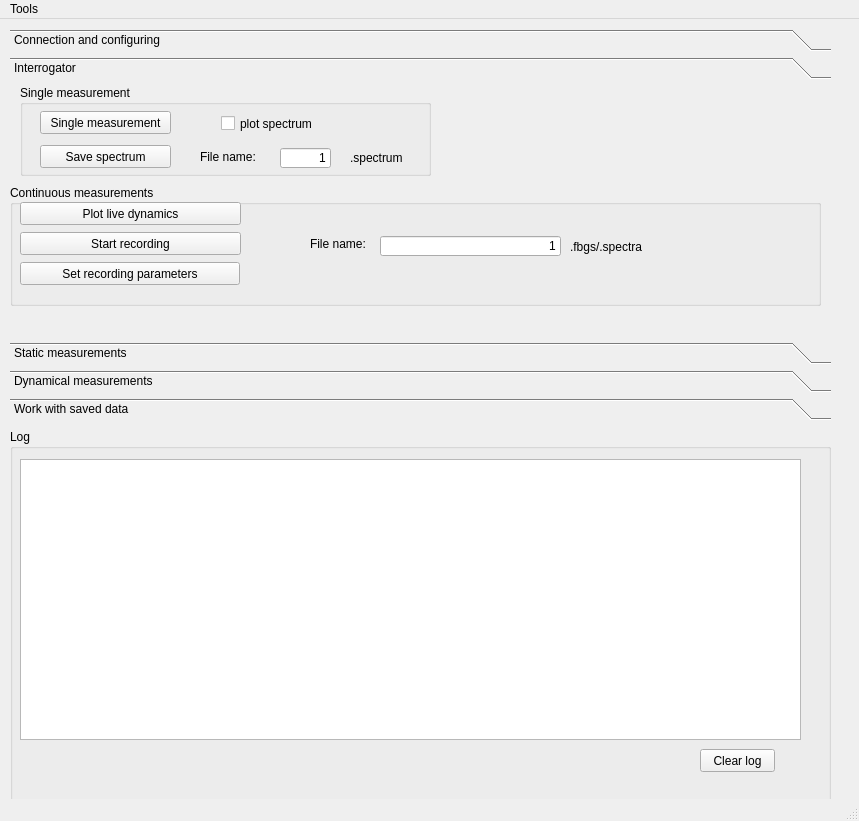
Above: UIs/mainwindow.ui from IlyaVatnik/WIMcontrol before the change. Below: the same form after it.
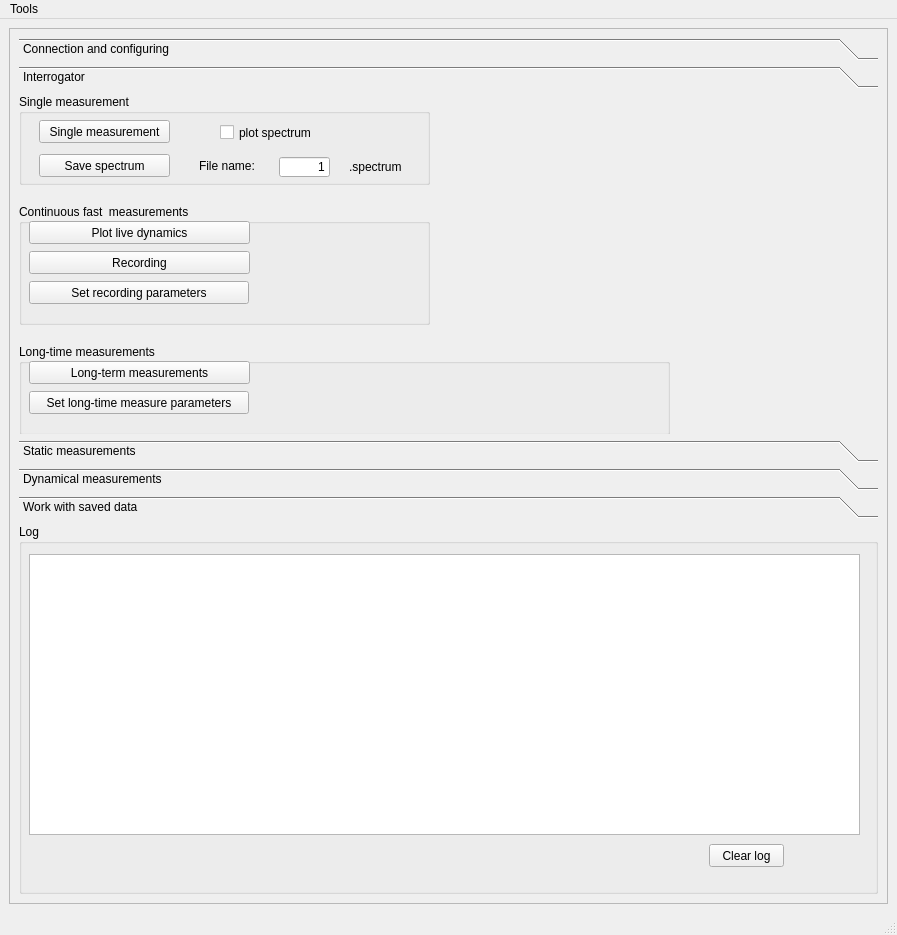
That is the form after the change. The open tabs and pages were chosen to show the change.

The edit to the form file:
```diff
--- a/UIs/mainwindow.ui
+++ b/UIs/mainwindow.ui
@@ -6,23 +6,32 @@
    <rect>
     <x>0</x>
     <y>0</y>
-    <width>859</width>
-    <height>821</height>
+    <width>897</width>
+    <height>935</height>
    </rect>
   </property>
   <property name="windowTitle">
    <string>WIM experiment control</string>
   </property>
   <widget class="QWidget" name="centralwidget">
+   <layout class="QGridLayout" name="gridLayout">
+    <item row="0" column="0">
+     <widget class="QScrollArea" name="scrollArea">
+      <property name="widgetResizable">
+       <bool>true</bool>
+      </property>
+      <widget class="QWidget" name="scrollAreaWidgetContents">
+       <property name="geometry">
+        <rect>
+         <x>0</x>
+         <y>0</y>
+         <width>877</width>
+         <height>874</height>
+        </rect>
+       </property>
+       <layout class="QVBoxLayout" name="verticalLayout">
+        <item>
    <widget class="QToolBox" name="toolBox">
-    <property name="geometry">
-     <rect>
-      <x>10</x>
-      <y>10</y>
-      <width>821</width>
-      <height>391</height>
-     </rect>
-    </property>
     <property name="currentIndex">
      <number>0</number>
     </property>
@@ -151,17 +160,114 @@
       <rect>
        <x>0</x>
        <y>0</y>
-       <width>821</width>
-       <height>236</height>
+             <width>859</width>
+             <height>345</height>
       </rect>
      </property>
      <attribute name="label">
       <string>Interrogator</string>
      </attribute>
+           <widget class="QGroupBox" name="groupBox_5">
+            <property name="geometry">
+             <rect>
+              <x>0</x>
+              <y>250</y>
+              <width>651</width>
+              <height>91</height>
+             </rect>
+            </property>
+            <property name="title">
+             <string>Long-time measurements</string>
+            </property>
+            <widget class="QPushButton" name="pushButton_set_long_term_measurements_params">
+             <property name="geometry">
+              <rect>
+               <x>10</x>
+               <y>47</y>
+               <width>220</width>
+               <height>23</height>
+              </rect>
+             </property>
+             <property name="text">
+              <string>Set long-time measure parameters</string>
+             </property>
+            </widget>
+            <widget class="QPushButton" name="pushButton_long_term_measurements">
+             <property name="geometry">
+              <rect>
+               <x>10</x>
+               <y>17</y>
+               <width>221</width>
+               <height>23</height>
+              </rect>
+             </property>
+             <property name="text">
+              <string>Long-term measurements</string>
+             </property>
+             <property name="checkable">
+              <bool>true</bool>
+             </property>
+            </widget>
+           </widget>
+           <widget class="QGroupBox" name="groupBox_4">
+            <property name="geometry">
+             <rect>
+              <x>0</x>
+              <y>110</y>
+              <width>411</width>
+              <height>121</height>
+             </rect>
+            </property>
+            <property name="title">
+             <string>Continuous fast  measurements</string>
+            </property>
+            <widget class="QPushButton" name="pushButton_plot_live_dynamics">
+             <property name="geometry">
+              <rect>
+               <x>10</x>
+               <y>17</y>
+               <width>221</width>
+               <height>23</height>
+              </rect>
+             </property>
+             <property name="text">
+              <string>Plot live dynamics</string>
+             </property>
+             <property name="checkable">
+              <bool>true</bool>
+             </property>
+            </widget>
+            <widget class="QPushButton" name="pushButton_set_recording_parameters">
+             <property name="geometry">
+              <rect>
+               <x>10</x>
+               <y>77</y>
+               <width>220</width>
+               <height>23</height>
+              </rect>
+             </property>
+             <property name="text">
+              <string>Set recording parameters</string>
+             </property>
+            </widget>
+            <widget class="QPushButton" name="pushButton_start_recording">
+             <property name="geometry">
+              <rect>
+               <x>10</x>
+               <y>47</y>
+               <width>221</width>
+               <height>23</height>
+              </rect>
+             </property>
+             <property name="text">
+              <string>Recording</string>
+             </property>
+            </widget>
+           </widget>
      <widget class="QGroupBox" name="groupBox_3">
       <property name="geometry">
        <rect>
-        <x>10</x>
+              <x>0</x>
         <y>0</y>
         <width>411</width>
         <height>91</height>
@@ -252,103 +358,6 @@
        </property>
       </widget>
      </widget>
-     <widget class="QGroupBox" name="groupBox_4">
-      <property name="geometry">
-       <rect>
-        <x>0</x>
-        <y>100</y>
-        <width>811</width>
-        <height>121</height>
-       </rect>
-      </property>
-      <property name="title">
-       <string>Continuous measurements</string>
-      </property>
-      <widget class="QLabel" name="label_folder_to_save_3">
-       <property name="geometry">
-        <rect>
-         <x>560</x>
-         <y>50</y>
-         <width>101</width>
-         <height>23</height>
-        </rect>
-       </property>
-       <property name="text">
-        <string>.fbgs/.spectra</string>
-       </property>
-      </widget>
-      <widget class="QPushButton" name="pushButton_plot_live_dynamics">
-       <property name="geometry">
-        <rect>
-         <x>10</x>
-         <y>17</y>
-         <width>221</width>
-         <height>23</height>
-        </rect>
-       </property>
-       <property name="text">
-        <string>Plot live dynamics</string>
-       </property>
-       <property name="checkable">
-        <bool>true</bool>
-       </property>
-      </widget>
-      <widget class="QLineEdit" name="lineEdit_file_name_for_recording">
-       <property name="geometry">
-        <rect>
-         <x>370</x>
-         <y>51</y>
-         <width>181</width>
-         <height>20</height>
-        </rect>
-       </property>
-       <property name="text">
-        <string>1</string>
-       </property>
-       <property name="alignment">
-        <set>Qt::AlignRight|Qt::AlignTrailing|Qt::AlignVCenter</set>
-       </property>
-      </widget>
-      <widget class="QLabel" name="label_folder_to_save_2">
-       <property name="geometry">
-        <rect>
-         <x>300</x>
-         <y>47</y>
-         <width>61</width>
-         <height>23</height>
-        </rect>
-       </property>
-       <property name="text">
-        <string>File name:</string>
-       </property>
-      </widget>
-      <widget class="QPushButton" name="pushButton_set_recording_parameters">
-       <property name="geometry">
-        <rect>
-         <x>10</x>
-         <y>77</y>
-         <width>220</width>
-         <height>23</height>
-        </rect>
-       </property>
-       <property name="text">
-        <string>Set recording parameters</string>
-       </property>
-      </widget>
-      <widget class="QPushButton" name="pushButton_start_recording">
-       <property name="geometry">
-        <rect>
-         <x>10</x>
-         <y>47</y>
-         <width>221</width>
-         <height>23</height>
-        </rect>
-       </property>
-       <property name="text">
-        <string>Start recording</string>
-       </property>
-      </widget>
-     </widget>
     </widget>
     <widget class="QWidget" name="page_2">
      <property name="geometry">
@@ -716,14 +725,14 @@
      </widget>
     </widget>
    </widget>
+        </item>
+        <item>
    <widget class="QGroupBox" name="groupBox">
-    <property name="geometry">
-     <rect>
-      <x>10</x>
-      <y>410</y>
-      <width>821</width>
-      <height>381</height>
-     </rect>
+          <property name="minimumSize">
+           <size>
+            <width>850</width>
+            <height>370</height>
+           </size>
     </property>
     <property name="title">
      <string>Log</string>
@@ -733,7 +742,7 @@
       <rect>
        <x>10</x>
        <y>30</y>
-       <width>781</width>
+             <width>831</width>
        <height>281</height>
       </rect>
      </property>
@@ -758,14 +767,20 @@
      </property>
     </widget>
    </widget>
+        </item>
+       </layout>
+      </widget>
+     </widget>
+    </item>
+   </layout>
   </widget>
   <widget class="QMenuBar" name="menubar">
    <property name="geometry">
     <rect>
      <x>0</x>
      <y>0</y>
-     <width>859</width>
-     <height>26</height>
+     <width>897</width>
+     <height>21</height>
     </rect>
    </property>
    <widget class="QMenu" name="menuTools">
```
Left out of the diff: 16 changed lines with no effect on the pictures. Lines whose indentation alone changed are shown as unchanged.
